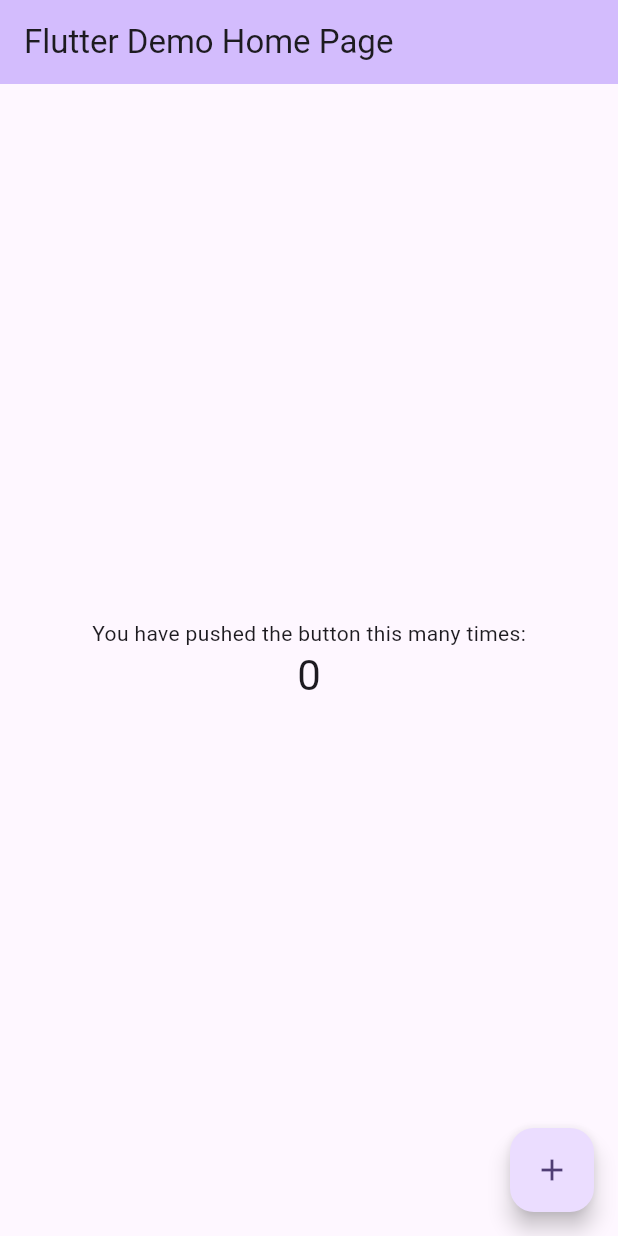
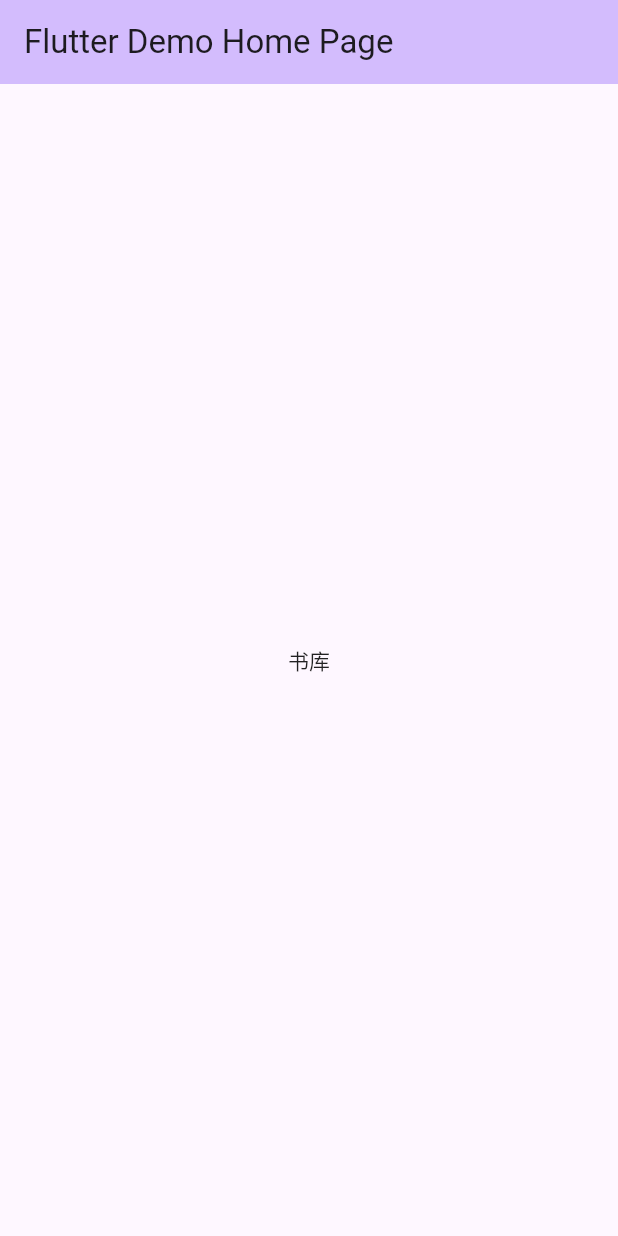
Before and after one commit to maxiee/ray_memex_gui, a Flutter app: the screen it shows after launch, on a phone screen of 412 x 824 dp. Run offline on Flutter 3.47's test engine with Material 2 defaults, Android fonts, the phone set to English and light mode, and no system bars; our stand-ins replace dio.

```diff
--- a/lib/main.dart
+++ b/lib/main.dart
@@ -1,5 +1,6 @@
 import 'package:flutter/material.dart';
 import 'package:ray_memex_gui/api/api_book.dart';
+import 'package:ray_memex_gui/book/book_home_page.dart';
 
 void main() {
   runApp(const MyApp());
@@ -8,27 +9,11 @@ void main() {
 class MyApp extends StatelessWidget {
   const MyApp({super.key});
 
-  // This widget is the root of your application.
   @override
   Widget build(BuildContext context) {
     return MaterialApp(
       title: 'Flutter Demo',
       theme: ThemeData(
-        // This is the theme of your application.
-        //
-        // TRY THIS: Try running your application with "flutter run". You'll see
-        // the application has a blue toolbar. Then, without quitting the app,
-        // try changing the seedColor in the colorScheme below to Colors.green
-        // and then invoke "hot reload" (save your changes or press the "hot
-        // reload" button in a Flutter-supported IDE, or press "r" if you used
-        // the command line to start the app).
-        //
-        // Notice that the counter didn't reset back to zero; the application
-        // state is not lost during the reload. To reset the state, use hot
-        // restart instead.
-        //
-        // This works for code too, not just values: Most code changes can be
-        // tested with just a hot reload.
         colorScheme: ColorScheme.fromSeed(seedColor: Colors.deepPurple),
         useMaterial3: true,
       ),
@@ -40,15 +25,6 @@ class MyApp extends StatelessWidget {
 class MyHomePage extends StatefulWidget {
   const MyHomePage({super.key, required this.title});
 
-  // This widget is the home page of your application. It is stateful, meaning
-  // that it has a State object (defined below) that contains fields that affect
-  // how it looks.
-
-  // This class is the configuration for the state. It holds the values (in this
-  // case the title) provided by the parent (in this case the App widget) and
-  // used by the build method of the State. Fields in a Widget subclass are
-  // always marked "final".
-
   final String title;
 
   @override
@@ -56,18 +32,9 @@ class MyHomePage extends StatefulWidget {
 }
 
 class _MyHomePageState extends State<MyHomePage> {
-  int _counter = 0;
-
   @override
   void initState() {
     super.initState();
-    ApiBook.bookList(1, 10).then((value) => print(value));
-  }
-
-  void _incrementCounter() {
-    setState(() {
-      _counter++;
-    });
   }
 
   @override
@@ -81,19 +48,16 @@ class _MyHomePageState extends State<MyHomePage> {
         child: Column(
           mainAxisAlignment: MainAxisAlignment.center,
           children: <Widget>[
-            const Text(
-              'You have pushed the button this many times:',
-            ),
-            Text('$_counter',
-                style: Theme.of(context).textTheme.headlineMedium),
+            MaterialButton(
+                onPressed: () => Navigator.of(context).push(
+                      MaterialPageRoute(
+                        builder: (context) => const BookHomePage(),
+                      ),
+                    ),
+                child: const Text('书库')),
           ],
         ),
       ),
-      floatingActionButton: FloatingActionButton(
-        onPressed: _incrementCounter,
-        tooltip: 'Increment',
-        child: const Icon(Icons.add),
-      ), // This trailing comma makes auto-formatting nicer for build methods.
     );
   }
 }
```
Also changed, not shown: lib/book/book_home_page.dart (added, +44 -0 lines).
